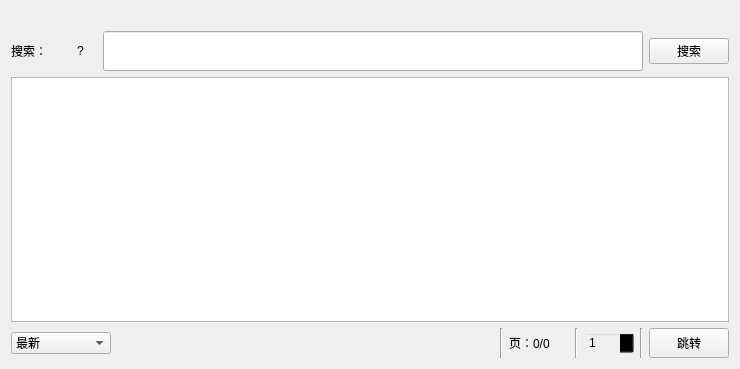
Old version of the form ui/ui_search.ui in the repository tonquer/JMComic-qt.
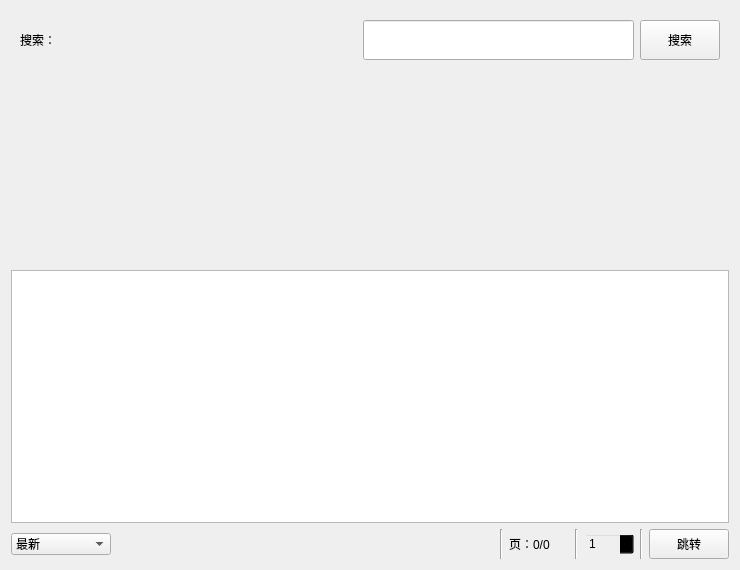
New version of the form. Custom widgets are drawn as their Qt base class.

Patch:
```diff
--- a/ui/ui_search.ui
+++ b/ui/ui_search.ui
@@ -7,7 +7,7 @@
     <x>0</x>
     <y>0</y>
     <width>740</width>
-    <height>369</height>
+    <height>570</height>
    </rect>
   </property>
   <property name="minimumSize">
@@ -20,36 +20,23 @@
    <string>搜索</string>
   </property>
   <layout class="QVBoxLayout" name="verticalLayout">
-   <item>
-    <widget class="QLabel" name="searchTab">
-     <property name="enabled">
-      <bool>true</bool>
-     </property>
-     <property name="text">
-      <string/>
-     </property>
-     <property name="textInteractionFlags">
-      <set>Qt::TextBrowserInteraction</set>
-     </property>
-    </widget>
-   </item>
    <item>
     <widget class="QWidget" name="searchWidget" native="true">
+     <property name="minimumSize">
+      <size>
+       <width>0</width>
+       <height>0</height>
+      </size>
+     </property>
      <layout class="QVBoxLayout" name="verticalLayout_2">
-      <property name="leftMargin">
-       <number>0</number>
-      </property>
-      <property name="topMargin">
-       <number>0</number>
-      </property>
-      <property name="rightMargin">
-       <number>0</number>
-      </property>
-      <property name="bottomMargin">
-       <number>0</number>
-      </property>
       <item>
        <layout class="QHBoxLayout" name="horizontalLayout_2">
+        <property name="spacing">
+         <number>6</number>
+        </property>
+        <property name="sizeConstraint">
+         <enum>QLayout::SetMinimumSize</enum>
+        </property>
         <item>
          <widget class="QLabel" name="label_2">
           <property name="minimumSize">
@@ -73,30 +60,39 @@
          </widget>
         </item>
         <item>
-         <widget class="QLabel" name="label_3">
+         <widget class="TagListWidget" name="tagWidget">
           <property name="minimumSize">
            <size>
-            <width>20</width>
-            <height>0</height>
+            <width>0</width>
+            <height>40</height>
            </size>
           </property>
           <property name="maximumSize">
            <size>
-            <width>20</width>
-            <height>16777215</height>
+            <width>16777215</width>
+            <height>40</height>
            </size>
           </property>
-          <property name="toolTip">
-           <string>&lt;html&gt;&lt;head/&gt;&lt;body&gt;&lt;p&gt;搜寻的最佳姿势?&lt;/p&gt;&lt;p&gt;【包含搜寻】&lt;/p&gt;&lt;p&gt;搜寻全彩[空格][+]人妻,仅显示全彩且是人妻的本本&lt;/p&gt;&lt;p&gt;范例:全彩 +人妻&lt;br/&gt;&lt;/p&gt;&lt;p&gt;【排除搜寻】&lt;/p&gt;&lt;p&gt;搜寻全彩[空格][]人妻,显示全彩并排除人妻的本本&lt;/p&gt;&lt;p&gt;范例:全彩 -人妻&lt;br/&gt;&lt;/p&gt;&lt;p&gt;【我都要搜寻】&lt;/p&gt;&lt;p&gt;搜寻全彩[空格]人妻,会显示所有包含全彩及人妻的本本&lt;/p&gt;&lt;p&gt;范例:全彩 人妻&lt;/p&gt;&lt;/body&gt;&lt;/html&gt;</string>
+          <property name="styleSheet">
+           <string notr="true">QListWidget {background-color:transparent;}
+QListWidget::item {
+    background-color:rgb(251, 239, 243);
+    color: rgb(196, 95, 125);
+	border:2px solid red;
+    border-radius: 10px;
+	border-color:rgb(196, 95, 125);
+}
+/* 鼠标在按钮上时，按钮颜色 */
+ QListWidget::item:hover 
+{
+    background-color:rgb(21, 85, 154);
+    border-radius: 10px;
+    color: rgb(0, 0, 0);
+}
+</string>
           </property>
-          <property name="toolTipDuration">
-           <number>-1</number>
-          </property>
-          <property name="text">
-           <string>?</string>
-          </property>
-          <property name="alignment">
-           <set>Qt::AlignLeading|Qt::AlignLeft|Qt::AlignVCenter</set>
+          <property name="frameShape">
+           <enum>QFrame::NoFrame</enum>
           </property>
          </widget>
         </item>
@@ -108,6 +104,12 @@
             <height>40</height>
            </size>
           </property>
+          <property name="maximumSize">
+           <size>
+            <width>16777215</width>
+            <height>40</height>
+           </size>
+          </property>
           <property name="clearButtonEnabled">
            <bool>true</bool>
           </property>
@@ -115,6 +117,12 @@
         </item>
         <item>
          <widget class="QPushButton" name="searchButton">
+          <property name="maximumSize">
+           <size>
+            <width>16777215</width>
+            <height>40</height>
+           </size>
+          </property>
           <property name="text">
            <string>搜索</string>
           </property>
@@ -122,6 +130,19 @@
         </item>
        </layout>
       </item>
+      <item>
+       <widget class="QLabel" name="searchTab">
+        <property name="enabled">
+         <bool>true</bool>
+        </property>
+        <property name="text">
+         <string/>
+        </property>
+        <property name="textInteractionFlags">
+         <set>Qt::TextBrowserInteraction</set>
+        </property>
+       </widget>
+      </item>
      </layout>
     </widget>
    </item>
@@ -269,6 +290,11 @@
    <extends>QLineEdit</extends>
    <header location="global">component.line_edit.search_line_edit.h</header>
   </customwidget>
+  <customwidget>
+   <class>TagListWidget</class>
+   <extends>QListWidget</extends>
+   <header location="global">component.list.tag_list_widget.h</header>
+  </customwidget>
  </customwidgets>
  <resources/>
  <connections/>
```
